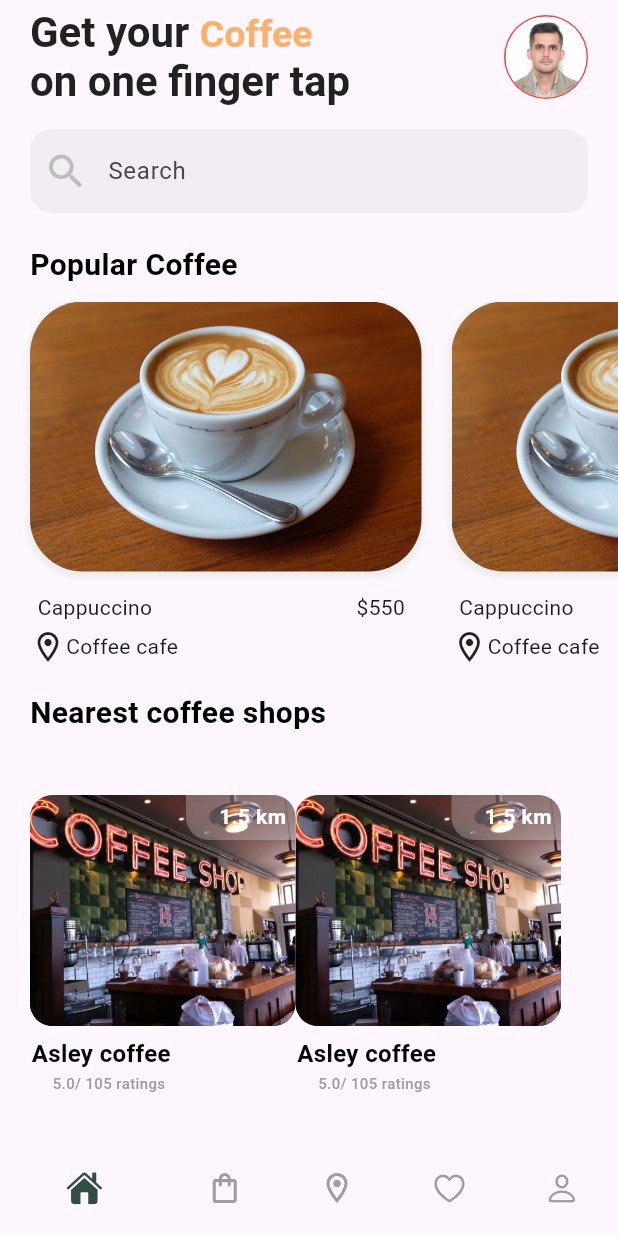
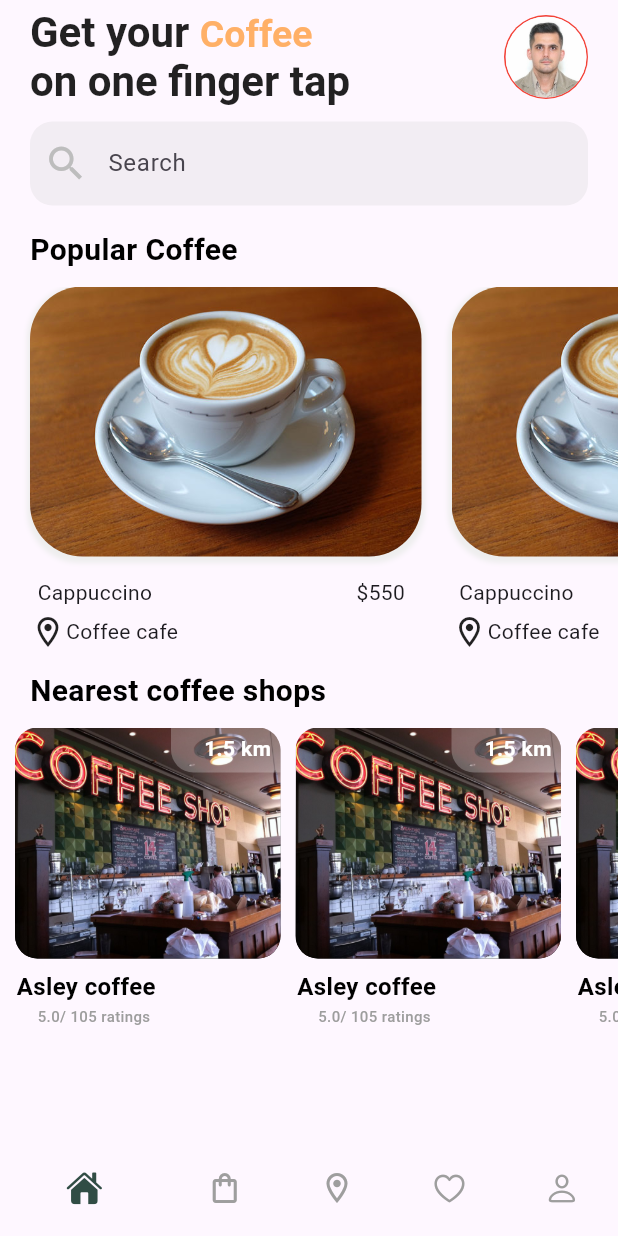
Before and after one commit to mes71/cup_coffee, a Flutter app: the screen it shows after launch, on a phone screen of 412 x 824 dp. Run offline on Flutter 3.47's test engine with Material 2 defaults, Android fonts, the phone set to English and light mode, and no system bars; our stand-ins replace bloc, dio, equatable, flutter_bloc; Roboto replaces fonts that are missing (Poppins).

Commit message:
fix : home ui

```diff
--- a/lib/ui/screens/home/home_screen.dart
+++ b/lib/ui/screens/home/home_screen.dart
@@ -10,7 +10,6 @@ class HomeScreen extends StatelessWidget {
   Widget build(BuildContext context) {
     return SafeArea(
       maintainBottomViewPadding: true,
-      child: SingleChildScrollView(
       child: Column(
         crossAxisAlignment: CrossAxisAlignment.start,
         children: [
@@ -60,7 +59,7 @@ class HomeScreen extends StatelessWidget {
 
           //region Search TextField
           Padding(
-              padding: const EdgeInsets.symmetric(horizontal: 20, vertical: 10),
+            padding: const EdgeInsets.symmetric(horizontal: 20, vertical: 5),
             child: TextField(
               enabled: true,
               decoration: InputDecoration(
@@ -166,7 +165,7 @@ class HomeScreen extends StatelessWidget {
                   itemCount: 10)),
 
           Padding(
-              padding: const EdgeInsets.symmetric(horizontal: 20, vertical: 15),
+            padding: const EdgeInsets.symmetric(horizontal: 20, vertical: 10),
             child: Text(
               "Nearest coffee shops",
               style: TextStyle(
@@ -178,11 +177,11 @@ class HomeScreen extends StatelessWidget {
           ),
 
           Container(
-              height: 250,
-              margin: const EdgeInsets.symmetric(horizontal: 20),
-              child: Row(
-                children: [
-                  Container(
+            height: 200,
+            child: ListView.separated(
+                scrollDirection: Axis.horizontal,
+                itemBuilder: (context, index) => Container(
+                      margin: EdgeInsets.only(left: index == 0 ? 10 : 0),
                       width: 177,
                       height: 200,
                       child: Stack(
@@ -195,7 +194,8 @@ class HomeScreen extends StatelessWidget {
                               height: 154,
                               decoration: ShapeDecoration(
                                 image: DecorationImage(
-                                  image: AssetImage(Assets.imagesCoffeeShop),
+                                    image:
+                                        AssetImage(Assets.imagesCoffeeShop),
                                     fit: BoxFit.cover),
                                 gradient: LinearGradient(
                                   begin: Alignment(-0.00, -1.00),
@@ -311,121 +311,13 @@ class HomeScreen extends StatelessWidget {
                         ],
                       ),
                     ),
-                  Container(
-                    width: 177,
-                    height: 200,
-                    child: Stack(
-                      children: [
-                        Positioned(
-                          left: 0,
-                          top: 0,
-                          child: Container(
-                            width: 177,
-                            height: 154,
-                            decoration: ShapeDecoration(
-                              image: DecorationImage(
-                                  image: AssetImage(Assets.imagesCoffeeShop),
-                                  fit: BoxFit.cover),
-                              gradient: LinearGradient(
-                                begin: Alignment(-0.00, -1.00),
-                                end: Alignment(0, 1),
-                                colors: [
-                                  Colors.black.withOpacity(0),
-                                  Colors.black
-                                ],
-                              ),
-                              shape: RoundedRectangleBorder(
-                                borderRadius: BorderRadius.circular(15),
-                              ),
-                            ),
-                          ),
-                        ),
-                        Positioned(
-                          left: 1,
-                          top: 161,
-                          child: Text(
-                            'Asley coffee',
-                            style: TextStyle(
-                              color: Colors.black,
-                              fontSize: 16,
-                              fontWeight: FontWeight.w600,
-                            ),
-                          ),
-                        ),
-                        Positioned(
-                          left: 104,
-                          top: 0,
-                          child: Container(
-                            width: 73,
-                            height: 30,
-                            decoration: ShapeDecoration(
-                              color: Colors.white.withOpacity(0.25),
-                              shape: RoundedRectangleBorder(
-                                borderRadius: BorderRadius.only(
-                                  topRight: Radius.circular(15),
-                                  bottomLeft: Radius.circular(15),
-                                ),
-                              ),
-                            ),
-                          ),
-                        ),
-                        Positioned(
-                          left: 111,
-                          top: 4,
-                          child: Container(
-                            width: 59,
-                            height: 21,
-                            child: Stack(
-                              children: [
-                                Positioned(
-                                  left: 15,
-                                  top: 0,
-                                  child: Text(
-                                    '1.5 km',
-                                    style: TextStyle(
-                                      color: Colors.white,
-                                      fontSize: 14,
-                                      fontFamily: 'Poppins',
-                                      fontWeight: FontWeight.w600,
-                                    ),
-                                  ),
-                                ),
-                              ],
-                            ),
-                          ),
-                        ),
-                        Positioned(
-                          left: 0,
-                          top: 185,
-                          child: Container(
-                            width: 93,
-                            height: 15,
-                            child: Stack(
-                              children: [
-                                Positioned(
-                                  left: 15,
-                                  top: 0,
-                                  child: Text(
-                                    '5.0/ 105 ratings',
-                                    style: TextStyle(
-                                      color: Color(0xFF9D9D9D),
-                                      fontSize: 10,
-                                      fontWeight: FontWeight.w500,
-                                    ),
-                                  ),
-                                ),
-                              ],
-                            ),
-                          ),
-                        ),
-                      ],
-                    ),
-                  ),
-                ],
-              ),
+                itemCount: 4,
+                separatorBuilder: (BuildContext context, int index) =>
+                    Padding(
+                        padding: EdgeInsets.only(
+                            left: 10, right: index == 3 ? 10 : 0))),
           )
         ],
-        ),
       ),
     );
   }
```
Lines whose indentation alone changed are shown as unchanged.
